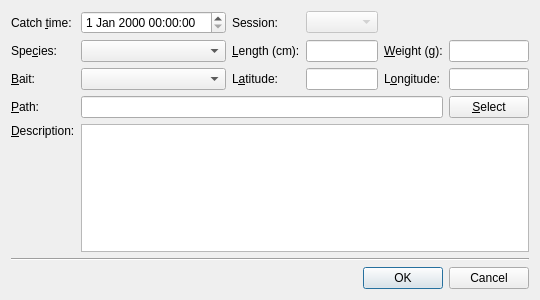
mansieber/forg, file editcatchdialog.ui: the form before one commit.
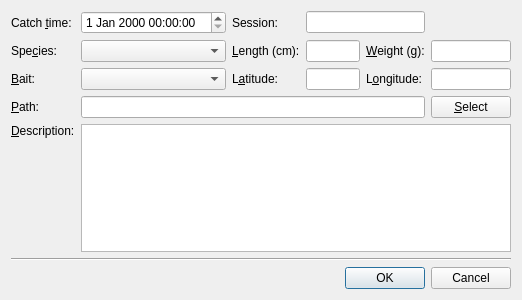
The form after the commit.

Commit message: Session combo box exchanged by line edit

What changed in the file:
```diff
--- a/editcatchdialog.ui
+++ b/editcatchdialog.ui
@@ -147,16 +147,22 @@
        </property>
       </widget>
      </item>
-     <item row="0" column="3">
-      <widget class="QComboBox" name="comboSession">
-       <property name="enabled">
-        <bool>false</bool>
-       </property>
-      </widget>
-     </item>
      <item row="5" column="1" colspan="5">
       <widget class="QPlainTextEdit" name="editDescription"/>
      </item>
+     <item row="0" column="3" colspan="2">
+      <widget class="QLineEdit" name="displaySession">
+       <property name="text">
+        <string comment="No session"/>
+       </property>
+       <property name="readOnly">
+        <bool>true</bool>
+       </property>
+       <property name="placeholderText">
+        <string comment="No session"/>
+       </property>
+      </widget>
+     </item>
     </layout>
    </item>
    <item>
```
Left out of the diff: 1 changed line with no effect on the pictures. The commit also changes 3 other files.
